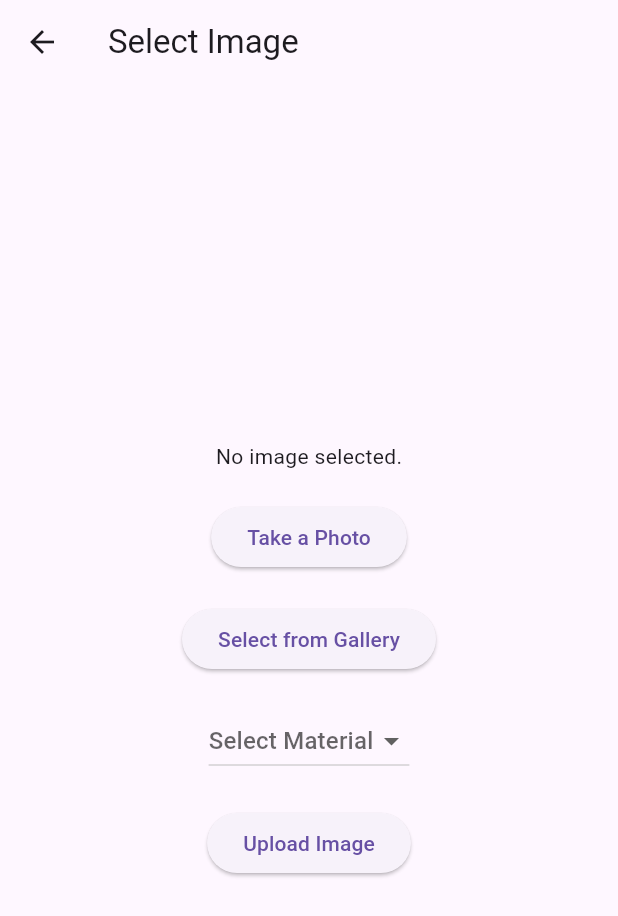
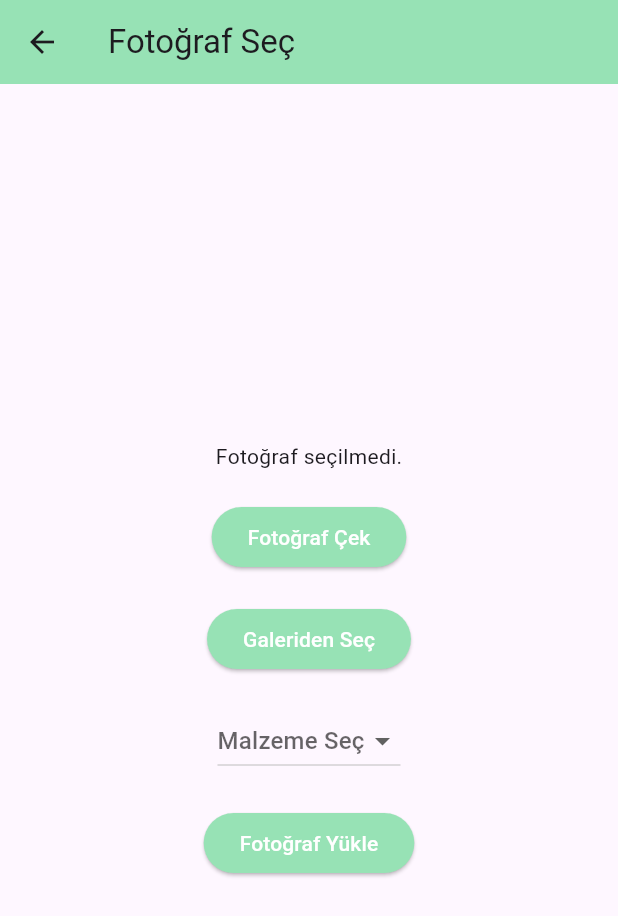
Before and after one commit to serdarkis/ecoloop, a Flutter app: the ProfileScreen screen opened by its route, after a tap on the "camera alt" icon, on a phone screen of 412 x 824 dp. Shown: the top 916 px of the screen. Run offline on Flutter 3.47's test engine with Material 3 defaults, Android fonts, the phone set to English and light mode, and no system bars; our stand-ins replace image_picker, shared_preferences; missing offline and left inert: http_interceptor; accounts and stored records are empty; network calls fail; statements that could not run were skipped.

Commit message:
Styling
I should sleep

```diff
--- a/lib/screens/aboutus.dart
+++ b/lib/screens/aboutus.dart
@@ -6,6 +6,7 @@ class AboutUsScreen extends StatelessWidget {
     return Scaffold(
       appBar: AppBar(
         title: Text('Hakkımızda / About Us'),
+        backgroundColor: Color(0xFF97E2B5),
       ),
       body: Padding(
         padding: const EdgeInsets.all(20.0),
@@ -20,7 +21,7 @@ class AboutUsScreen extends StatelessWidget {
               style: TextStyle(fontSize: 16),
             ),
             SizedBox(height: 20),
-            Divider(height: 20, thickness: 2, color: Colors.grey),
+            Divider(height: 20, thickness: 2, color: Color(0xFF97E2B5)),
             SizedBox(height: 20),
             Text(
               'We are 3 students studying at Pamukkale University.\n'
--- a/lib/screens/camera_screen.dart
+++ b/lib/screens/camera_screen.dart
@@ -14,7 +14,7 @@ class _CameraScreenState extends State<CameraScreen> {
   File _imageFile = File('');
   int? _selectedMaterial;
   final List<String> _materials = ['Metal', 'Plastik', 'Kağıt', 'Cam'];
-  late String _token; // Access token
+  late String _token;
 
   @override
   void initState() {
@@ -22,7 +22,6 @@ class _CameraScreenState extends State<CameraScreen> {
     _getToken();
   }
 
-  // Get token from SharedPreferences
   Future<void> _getToken() async {
     SharedPreferences prefs = await SharedPreferences.getInstance();
     String? token = prefs.getString('token');
@@ -34,8 +33,10 @@ class _CameraScreenState extends State<CameraScreen> {
   @override
   Widget build(BuildContext context) {
     return Scaffold(
+      resizeToAvoidBottomInset: false,
       appBar: AppBar(
-        title: Text('Select Image'),
+        title: Text('Fotoğraf Seç'),
+        backgroundColor: Color(0xFF97E2B5),
       ),
       body: Center(
         child: Column(
@@ -46,24 +47,30 @@ class _CameraScreenState extends State<CameraScreen> {
                     _imageFile,
                     height: 200,
                   )
-                : Text('No image selected.'),
+                : Text('Fotoğraf seçilmedi.'),
             SizedBox(height: 20),
             ElevatedButton(
               onPressed: () {
                 _getImage(ImageSource.camera);
               },
-              child: Text('Take a Photo'),
+              style: ElevatedButton.styleFrom(
+                foregroundColor: Colors.white, backgroundColor: Color(0xFF97E2B5),
+              ),
+              child: Text('Fotoğraf Çek'),
             ),
             SizedBox(height: 20),
             ElevatedButton(
               onPressed: () {
                 _getImage(ImageSource.gallery);
               },
-              child: Text('Select from Gallery'),
+              style: ElevatedButton.styleFrom(
+                foregroundColor: Colors.white, backgroundColor: Color(0xFF97E2B5),
+              ),
+              child: Text('Galeriden Seç'),
             ),
             SizedBox(height: 20),
             DropdownButton<int>(
-              hint: Text("Select Material"),
+              hint: Text("Malzeme Seç"),
               value: _selectedMaterial,
               onChanged: (int? newValue) {
                 setState(() {
@@ -71,7 +78,7 @@ class _CameraScreenState extends State<CameraScreen> {
                 });
               },
               items: _materials.asMap().entries.map((entry) {
-                int idx = entry.key + 1; // index starts from 1
+                int idx = entry.key + 1;
                 String value = entry.value;
                 return DropdownMenuItem<int>(
                   value: idx,
@@ -85,10 +92,13 @@ class _CameraScreenState extends State<CameraScreen> {
                 if (_imageFile.path.isNotEmpty && _selectedMaterial != null) {
                   _sendImageToApi(_imageFile, _selectedMaterial!);
                 } else {
-                  print('Image or material not selected');
+                  print('Fotoğraf veya malzeme seçilmedi');
                 }
               },
-              child: Text('Upload Image'),
+              style: ElevatedButton.styleFrom(
+                foregroundColor: Colors.white, backgroundColor: Color(0xFF97E2B5),
+              ),
+              child: Text('Fotoğraf Yükle'),
             ),
           ],
         ),
@@ -111,33 +121,25 @@ class _CameraScreenState extends State<CameraScreen> {
     final url = Uri.parse('http://10.0.2.2:8000/api/user-recycling-material/');
     final request = http.MultipartRequest('POST', url);
 
-    // Add image file
     final imagePart = await http.MultipartFile.fromPath('image', imageFile.path);
     request.files.add(imagePart);
 
-    // Add fields
     request.fields['material'] = selectedMaterial.toString();
 
-    // Add Authorization header
     request.headers['Authorization'] = 'Token $_token';
 
-    // Send request
     final streamedResponse = await request.send();
-
-    // Read response
     final response = await http.Response.fromStream(streamedResponse);
 
-    // Check response code
     if (response.statusCode == 201) {
-      // Show success message and navigate to profile screen
       ScaffoldMessenger.of(context).showSnackBar(
-        SnackBar(content: Text('Image uploaded successfully')),
+        SnackBar(content: Text('Fotoğraf başarıyla yüklendi')),
       );
       Navigator.pushNamed(context, '/profile');
     } else {
-      print('Failed to upload image');
+      print('Fotoğraf yükleme başarısız');
       ScaffoldMessenger.of(context).showSnackBar(
-        SnackBar(content: Text('Failed to upload image')),
+        SnackBar(content: Text('Fotoğraf yükleme başarısız')),
       );
     }
   }
--- a/lib/screens/profile.dart
+++ b/lib/screens/profile.dart
@@ -309,13 +309,13 @@ Future<void> _updateUsername(String newUsername) async {
     }
   }
 
-
-
   @override
   Widget build(BuildContext context) {
     return Scaffold(
+      resizeToAvoidBottomInset: false,
       appBar: AppBar(
-        title: Text('Marka İsmi'),
+        title: Text('EcoLoop'),
+        backgroundColor: Color(0xFF97E2B5),
         leading: IconButton(
           icon: Icon(Icons.logout),
           onPressed: _showLogoutDialog,
@@ -332,18 +332,24 @@ Future<void> _updateUsername(String newUsername) async {
               children: [
                 NavBarItem(
                   title: 'Profil',
+                  icon: Icons.person,
+                  isSelected: true,
                   onTap: () {
                     // Profil ekranında zaten olduğu için bir işlem yapmıyoruz
                   },
                 ),
                 NavBarItem(
-                  title: 'LBoard',
+                  title: 'Lider T.',
+                  icon: Icons.leaderboard,
+                  isSelected: false,
                   onTap: () {
                     Navigator.pushNamed(context, '/lboard');
                   },
                 ),
                 NavBarItem(
-                  title: 'Files',
+                  title: 'Dosya',
+                  icon: Icons.file_present,
+                  isSelected: false,
                   onTap: () {
                     Navigator.pushNamed(context, '/files');
                   },
@@ -353,10 +359,6 @@ Future<void> _updateUsername(String newUsername) async {
             SizedBox(height: 20),
             // Profil Bilgileri
             Center(
-              child: Row(
-                mainAxisAlignment: MainAxisAlignment.center,
-                children: [
-                  Expanded(
               child: Column(
                 children: [
                   GestureDetector(
@@ -367,6 +369,9 @@ Future<void> _updateUsername(String newUsername) async {
                     ),
                   ),
                   SizedBox(height: 10),
+                  Row(
+                    mainAxisAlignment: MainAxisAlignment.center,
+                    children: [
                       Text(
                         name,
                         style: TextStyle(fontSize: 24, fontWeight: FontWeight.bold),
@@ -377,12 +382,9 @@ Future<void> _updateUsername(String newUsername) async {
                       ),
                     ],
                   ),
-                  ),
-
                 ],
               ),
             ),
-
             SizedBox(height: 20),
             // Puan Bilgisi
             Text(
@@ -407,19 +409,27 @@ Future<void> _updateUsername(String newUsername) async {
               child: ElevatedButton(
                 onPressed: () {
                   ThanksOverlay.show(context, loadProfileData);
-
                 },
+                style: ElevatedButton.styleFrom(
+                  backgroundColor: Color(0xFF97E2B5),
+                ),
                 child: Text('Bağış Yap'),
               ),
             ),
             SizedBox(height: 20),
             // Hakkımızda Butonu
-            Center(
+            Expanded(
+              child: Align(
+                alignment: Alignment.bottomCenter,
                 child: TextButton(
                   onPressed: () {
                     Navigator.pushNamed(context, '/aboutus');
                   },
-                child: Text('Hakkımızda', style: TextStyle(fontSize: 16)),
+                  child: Text(
+                    'Hakkımızda',
+                    style: TextStyle(fontSize: 14),
+                  ),
+                ),
               ),
             ),
           ],
@@ -429,6 +439,7 @@ Future<void> _updateUsername(String newUsername) async {
         onPressed: () {
           Navigator.pushNamed(context, '/camera');
         },
+        backgroundColor: Color(0xFF97E2B5),
         child: Icon(Icons.camera_alt),
       ),
     );
@@ -437,17 +448,27 @@ Future<void> _updateUsername(String newUsername) async {
 
 class NavBarItem extends StatelessWidget {
   final String title;
+  final IconData icon;
+  final bool isSelected;
   final VoidCallback onTap;
 
-  NavBarItem({required this.title, required this.onTap});
+  NavBarItem({required this.title, required this.icon, required this.isSelected, required this.onTap});
 
   @override
   Widget build(BuildContext context) {
     return GestureDetector(
       onTap: onTap,
-      child: Text(
+      child: Column(
+        children: [
+          Icon(icon, color: isSelected ? Color(0xFF97E2B5) : Colors.grey),
+          Text(
             title,
-        style: TextStyle(fontSize: 18),
+            style: TextStyle(
+              fontSize: 18,
+              color: isSelected ? Color(0xFF97E2B5) : Colors.grey,
+            ),
+          ),
+        ],
       ),
     );
   }
```
Also changed, not shown: lib/screens/files.dart (+25 -7 lines), lib/screens/lboard.dart (+25 -8 lines), lib/screens/login.dart (+34 -10 lines), lib/screens/register.dart (+42 -12 lines). Lines whose indentation alone changed are shown as unchanged.
